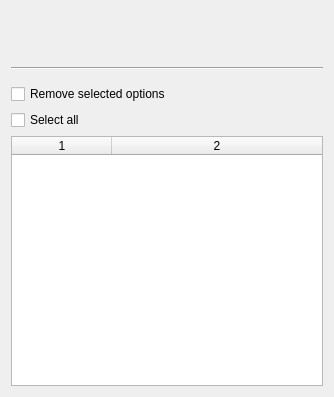
Old version of the form ui/options_maintenance.ui in the repository metabrainz/picard.
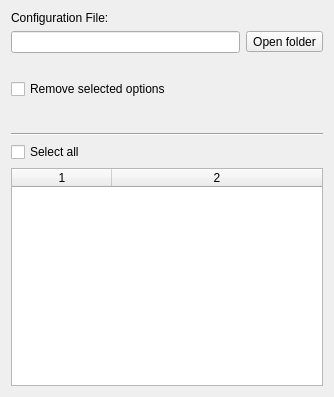
New version of the form.

Commit message: Add config file name and link to Maintenance options page

```diff
--- a/ui/options_maintenance.ui
+++ b/ui/options_maintenance.ui
@@ -11,6 +11,54 @@
    </rect>
   </property>
   <layout class="QVBoxLayout">
+   <item>
+    <widget class="QLabel" name="label">
+     <property name="text">
+      <string>Configuration File:</string>
+     </property>
+    </widget>
+   </item>
+   <item>
+    <layout class="QHBoxLayout" name="horizontalLayout">
+     <property name="bottomMargin">
+      <number>0</number>
+     </property>
+     <item>
+      <widget class="QLineEdit" name="config_file">
+       <property name="readOnly">
+        <bool>true</bool>
+       </property>
+      </widget>
+     </item>
+     <item>
+      <widget class="QToolButton" name="open_folder_button">
+       <property name="text">
+        <string>Open folder</string>
+       </property>
+      </widget>
+     </item>
+    </layout>
+   </item>
+   <item>
+    <widget class="QLabel" name="option_counts">
+     <property name="sizePolicy">
+      <sizepolicy hsizetype="Preferred" vsizetype="Preferred">
+       <horstretch>0</horstretch>
+       <verstretch>0</verstretch>
+      </sizepolicy>
+     </property>
+     <property name="text">
+      <string/>
+     </property>
+    </widget>
+   </item>
+   <item>
+    <widget class="QCheckBox" name="enable_cleanup">
+     <property name="text">
+      <string>Remove selected options</string>
+     </property>
+    </widget>
+   </item>
    <item>
     <widget class="QLabel" name="description">
      <property name="text">
@@ -43,35 +91,6 @@
      </property>
     </spacer>
    </item>
-   <item>
-    <widget class="QLabel" name="option_counts">
-     <property name="sizePolicy">
-      <sizepolicy hsizetype="Preferred" vsizetype="Preferred">
-       <horstretch>0</horstretch>
-       <verstretch>0</verstretch>
-      </sizepolicy>
-     </property>
-     <property name="text">
-      <string/>
-     </property>
-    </widget>
-   </item>
-   <item>
-    <spacer name="verticalSpacer">
-     <property name="orientation">
-      <enum>Qt::Vertical</enum>
-     </property>
-     <property name="sizeType">
-      <enum>QSizePolicy::Fixed</enum>
-     </property>
-     <property name="sizeHint" stdset="0">
-      <size>
-       <width>20</width>
-       <height>8</height>
-      </size>
-     </property>
-    </spacer>
-   </item>
    <item>
     <widget class="Line" name="line">
      <property name="orientation">
@@ -79,29 +98,6 @@
      </property>
     </widget>
    </item>
-   <item>
-    <spacer name="verticalSpacer_2">
-     <property name="orientation">
-      <enum>Qt::Vertical</enum>
-     </property>
-     <property name="sizeType">
-      <enum>QSizePolicy::Fixed</enum>
-     </property>
-     <property name="sizeHint" stdset="0">
-      <size>
-       <width>20</width>
-       <height>8</height>
-      </size>
-     </property>
-    </spacer>
-   </item>
-   <item>
-    <widget class="QCheckBox" name="enable_cleanup">
-     <property name="text">
-      <string>Remove selected options</string>
-     </property>
-    </widget>
-   </item>
    <item>
     <widget class="QCheckBox" name="select_all">
      <property name="text">
```
The commit also changes 2 other files.
